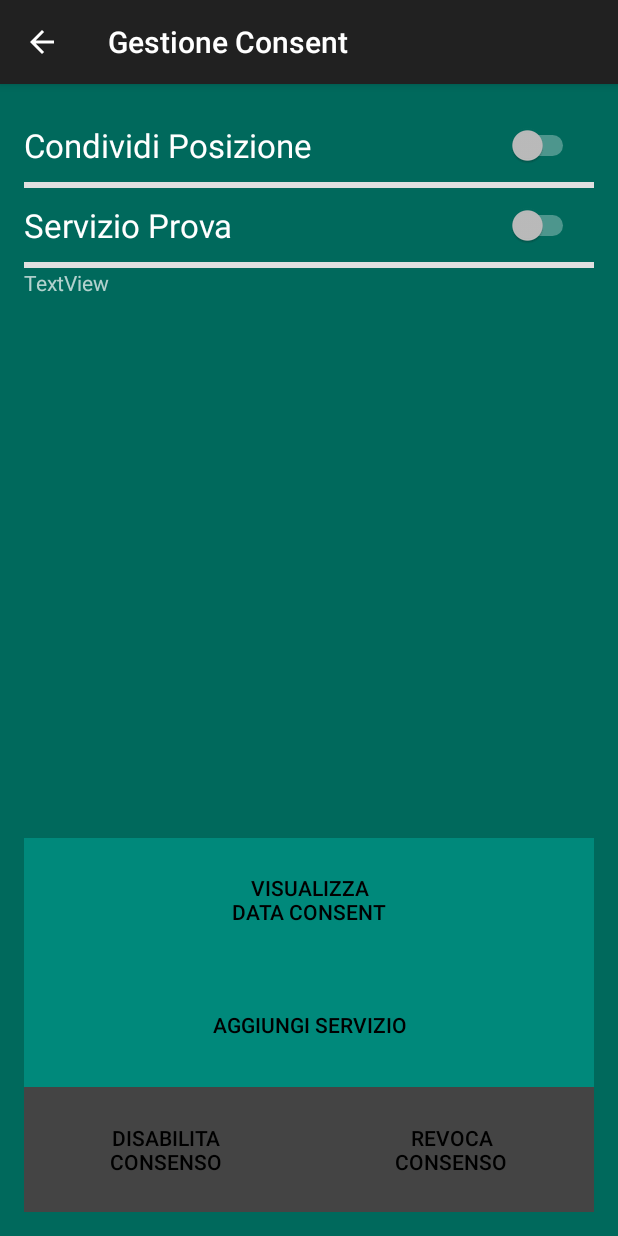
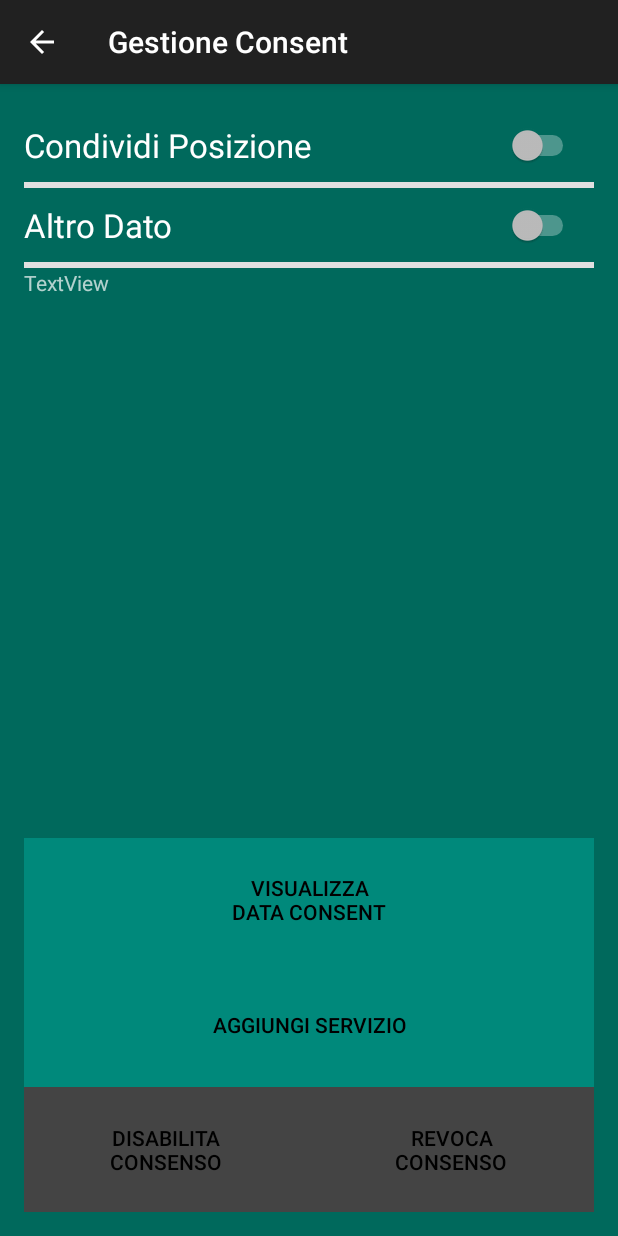
Before and after one commit to BartolottiLuca/MyPort-sdk, an Android app: the UserProfileActivity screen opened directly, with no data from a screen before it, on a phone screen of 412 x 824 dp. Run offline under Robolectric (Android 15) with nearby library versions, the phone set to English and light mode, and no system bars; libraries missing offline, so code that uses them is left out: kotlin.coroutines.experimental, kotlinx.coroutines.experimental, me.uport.sdk; 2 statements that could not run were skipped.

Commit message:
minimal fix
cambiato il testo del secondo switch da "servizio prova"  a "altro Dato" visto che col servizio prova non c'entra nulla. in ogni caso è completamente scollegato da tutto

```diff
--- a/app/src/main/res/layout/activity_user_profile.xml
+++ b/app/src/main/res/layout/activity_user_profile.xml
@@ -82,7 +82,7 @@
                 android:layout_marginRight="10dp"
                 android:layout_marginTop="10dp"
                 android:checked="false"
-                android:text="Servizio Prova"
+                android:text="Altro Dato"
                 android:textAppearance="?android:attr/textAppearanceLarge" />
 
         </RelativeLayout>
```
